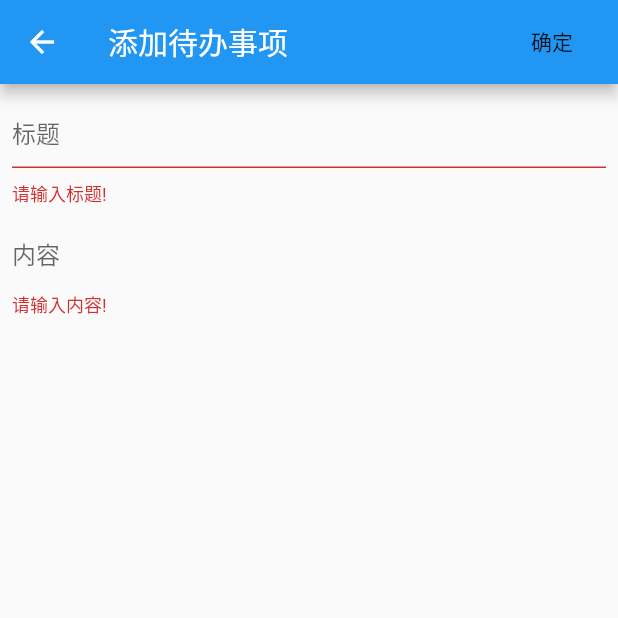
After one commit to januwA/flutter_note_app, a Flutter app: the screen it shows after launch, after a tap on the "star" icon, after a tap on the "add" icon, on a phone screen of 412 x 824 dp, the top half of it. The commit adds this screen. Run offline on Flutter 3.47's test engine with Material 2 defaults, Android fonts, the light colour scheme and no system bars; our stand-ins replace flutter_mobx, mobx; generated files the repository leaves out were written again.

Commit message:
完成基础功能

```diff
--- /dev/null
+++ b/lib/models/todo/todo.dart
@@ -0,0 +1,58 @@
+import 'package:mobx/mobx.dart';
+part 'todo.g.dart';
+
+class Todo = _Todo with _$Todo;
+
+abstract class _Todo with Store {
+  _Todo({
+    this.title = '',
+    this.content = '',
+    this.isTop = false,
+    DateTime createTime,
+  }) : createTime = createTime ?? DateTime.now();
+
+  @observable
+  bool isSelect = false;
+
+  /// 标题
+  @observable
+  String title = '';
+
+  /// 内容
+  @observable
+  String content = '';
+
+  /// 是否置顶
+  @observable
+  bool isTop;
+
+  /// 创建时间
+  @observable
+  DateTime createTime;
+
+  /// 创建时间
+  @computed
+  String get createTimeString {
+    var now = new DateTime.now();
+    // 一天前
+    var oneDayAgo = now.subtract(const Duration(days: 1));
+    // 一年前
+    var aYearAgo = now.subtract(const Duration(days: 365));
+    bool isOneDayAgo = createTime.isBefore(oneDayAgo);
+    bool isAYearAgo = createTime.isBefore(aYearAgo);
+    if (isAYearAgo) {
+      return '${createTime.year}年${createTime.month}月';
+    } else if (isOneDayAgo) {
+      return '${createTime.month}月${createTime.day}号';
+    } else {
+      return '${createTime.hour}:${createTime.minute}';
+    }
+  }
+
+  /// 用于排序
+  int operator -(_Todo e) {
+    int a = isTop ? 1 : 0;
+    int b = e.isTop ? 1 : 0;
+    return a - b;
+  }
+}
--- /dev/null
+++ b/lib/pages/home_page/home_page.dart
@@ -0,0 +1,235 @@
+import 'package:flutter/material.dart';
+import 'package:flutter/painting.dart';
+import 'package:flutter_mobx/flutter_mobx.dart';
+import 'package:flutter_note_app/models/todo/todo.dart';
+import 'package:flutter_note_app/pages/home_page/home_store.dart';
+
+class HomePage extends StatefulWidget {
+  @override
+  _HomePageState createState() => _HomePageState();
+}
+
+class _HomePageState extends State<HomePage> {
+  var homeStore = HomeStore();
+  @override
+  Widget build(BuildContext context) {
+    return Scaffold(
+      appBar: AppBar(
+        title: Text('Notes List'),
+      ),
+      body: Observer(
+        builder: (_) => homeStore.todos.isEmpty
+            ? Center(
+                child: Text('暂无待办事项.'),
+              )
+            : ListView.builder(
+                itemBuilder: (context, index) {
+                  var todo = homeStore.todos[index];
+                  return Observer(
+                    builder: (_) {
+                      return GestureDetector(
+                        onLongPress: () => homeStore.setSelectAll(true),
+                        child: Dismissible(
+                          key: ValueKey(todo),
+                          onDismissed: (DismissDirection direction) =>
+                              homeStore.remove(todo),
+                          background: DismissibleBackground(
+                            padding: EdgeInsets.only(left: 14),
+                            alignment: Alignment.centerLeft,
+                          ),
+                          secondaryBackground: DismissibleBackground(
+                            padding: EdgeInsets.only(right: 14),
+                            alignment: Alignment.centerRight,
+                          ),
+                          child: homeStore.isSelectAll
+                              ? ListTile(
+                                  leading: Checkbox(
+                                    value: todo.isSelect,
+                                    onChanged: (bool v) =>
+                                        homeStore.select(todo, v),
+                                  ),
+                                  title: buildTodoTitle(todo, context),
+                                  subtitle: buildTodoSubtitle(todo),
+                                )
+                              : ListTile(
+                                  title: buildTodoTitle(todo, context),
+                                  subtitle: buildTodoSubtitle(todo),
+                                ),
+                        ),
+                      );
+                    },
+                  );
+                },
+                itemCount: homeStore.todos.length,
+              ),
+      ),
+      floatingActionButton: FloatingActionButton(
+        onPressed: () async {
+          final result = await Navigator.of(context)
+              .push<Todo>(MaterialPageRoute(builder: (context) => AddPage()));
+          if (result == null) return false;
+          homeStore.oneAdd(result);
+        },
+        child: Icon(Icons.add),
+      ),
+    );
+  }
+
+  Padding buildTodoSubtitle(Todo todo) {
+    return Padding(
+      padding: const EdgeInsets.only(top: 8.0),
+      child: Row(
+        children: <Widget>[
+          Flexible(
+            fit: FlexFit.tight,
+            child: Text(
+              todo.content,
+              overflow: TextOverflow.ellipsis,
+              maxLines: 1,
+            ),
+          ),
+          InkWell(
+            onTap: () => homeStore.updateTop(todo),
+            child: todo.isTop
+                ? Icon(
+                    Icons.star,
+                    color: Colors.red[400],
+                  )
+                : Icon(
+                    Icons.star_border,
+                    color: Colors.grey[400],
+                  ),
+          ),
+        ],
+      ),
+    );
+  }
+
+  Row buildTodoTitle(Todo todo, BuildContext context) {
+    return Row(
+      children: <Widget>[
+        Flexible(
+          fit: FlexFit.tight,
+          child: Text(
+            todo.title,
+            overflow: TextOverflow.ellipsis,
+            maxLines: 1,
+          ),
+        ),
+        Text(
+          todo.createTimeString,
+          style: Theme.of(context).textTheme.subhead,
+        ),
+      ],
+    );
+  }
+}
+
+class DismissibleBackground extends StatelessWidget {
+  const DismissibleBackground({
+    Key key,
+    @required this.padding,
+    this.alignment = Alignment.center,
+  }) : super(key: key);
+
+  final EdgeInsetsGeometry padding;
+  final AlignmentGeometry alignment;
+
+  @override
+  Widget build(BuildContext context) {
+    return Container(
+      color: Colors.red,
+      child: Align(
+        alignment: alignment,
+        child: Padding(
+          padding: padding,
+          child: Icon(Icons.delete_forever, color: Colors.white),
+        ),
+      ),
+    );
+  }
+}
+
+/// 添加待办事项page
+class AddPage extends StatefulWidget {
+  @override
+  _AddPageState createState() => _AddPageState();
+}
+
+class _AddPageState extends State<AddPage> {
+  TextEditingController _titleController = TextEditingController();
+  TextEditingController _contentController = TextEditingController();
+  GlobalKey<FormState> _formKey = GlobalKey<FormState>();
+
+  @override
+  void dispose() {
+    super.dispose();
+    _titleController.dispose();
+    _contentController.dispose();
+  }
+
+  @override
+  Widget build(BuildContext context) {
+    return Scaffold(
+      appBar: AppBar(
+        title: Text('添加待办事项'),
+        actions: <Widget>[
+          FlatButton(
+            child: Text('确定'),
+            onPressed: () {
+              if (_formKey.currentState.validate()) {
+                Navigator.of(context).pop(
+                  Todo(
+                    title: _titleController.text.trim(),
+                    content: _contentController.text.trim(),
+                  ),
+                );
+                _titleController.clear();
+                _contentController.clear();
+              }
+            },
+          ),
+        ],
+      ),
+      body: Form(
+        key: _formKey,
+        autovalidate: true,
+        onWillPop: () async {
+          return true;
+        },
+        child: Padding(
+          padding: const EdgeInsets.all(8.0),
+          child: Column(
+            children: <Widget>[
+              TextFormField(
+                controller: _titleController,
+                keyboardType: TextInputType.text,
+                decoration: InputDecoration(
+                  hintText: "标题",
+                ),
+                validator: (String v) {
+                  return (v.isEmpty) ? '请输入标题!' : null;
+                },
+              ),
+              Flexible(
+                fit: FlexFit.tight,
+                child: TextFormField(
+                  controller: _contentController,
+                  keyboardType: TextInputType.text,
+                  decoration: InputDecoration(
+                      border: InputBorder.none,
+                      hintText: "内容",
+                      contentPadding: EdgeInsets.only(top: 14.0)),
+                  maxLines: null,
+                  validator: (String v) {
+                    return (v.isEmpty) ? '请输入内容!' : null;
+                  },
+                ),
+              ),
+            ],
+          ),
+        ),
+      ),
+    );
+  }
+}
```
Also changed, not shown: lib/main.dart (+3 -97 lines), lib/pages/home_page/home_store.dart (added, +70 -0 lines), pubspec.yaml (+4 -6 lines), lib/models/todo/todo.g.dart (added), lib/pages/home_page/home_store.g.dart (added), pubspec.lock, 4 other files.
